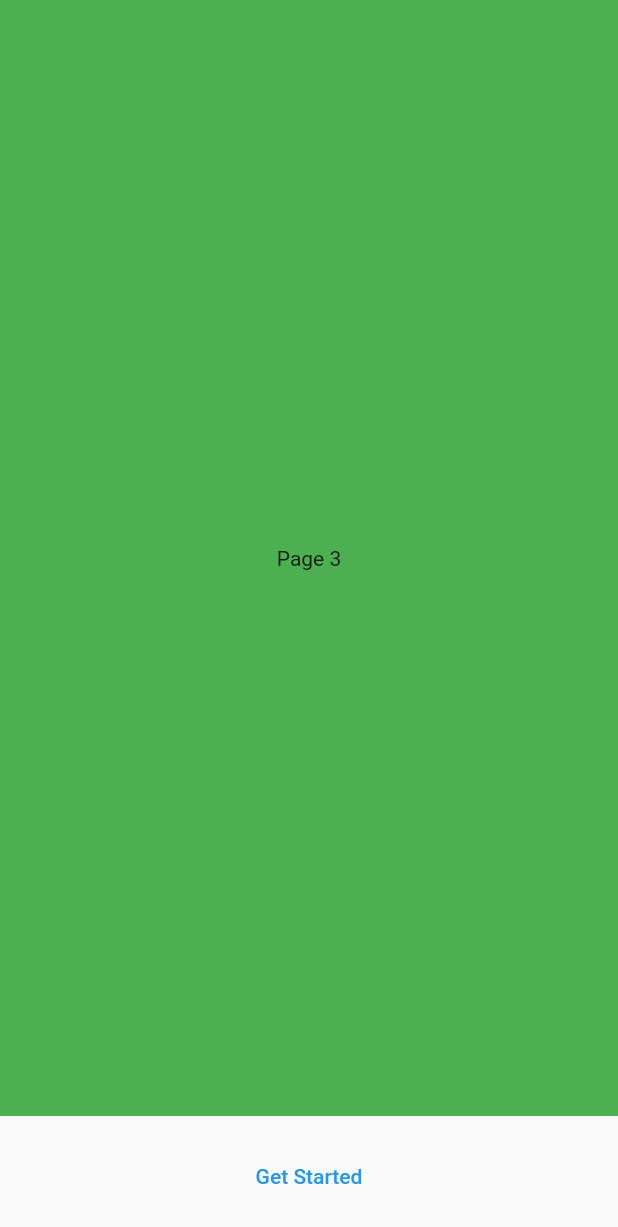
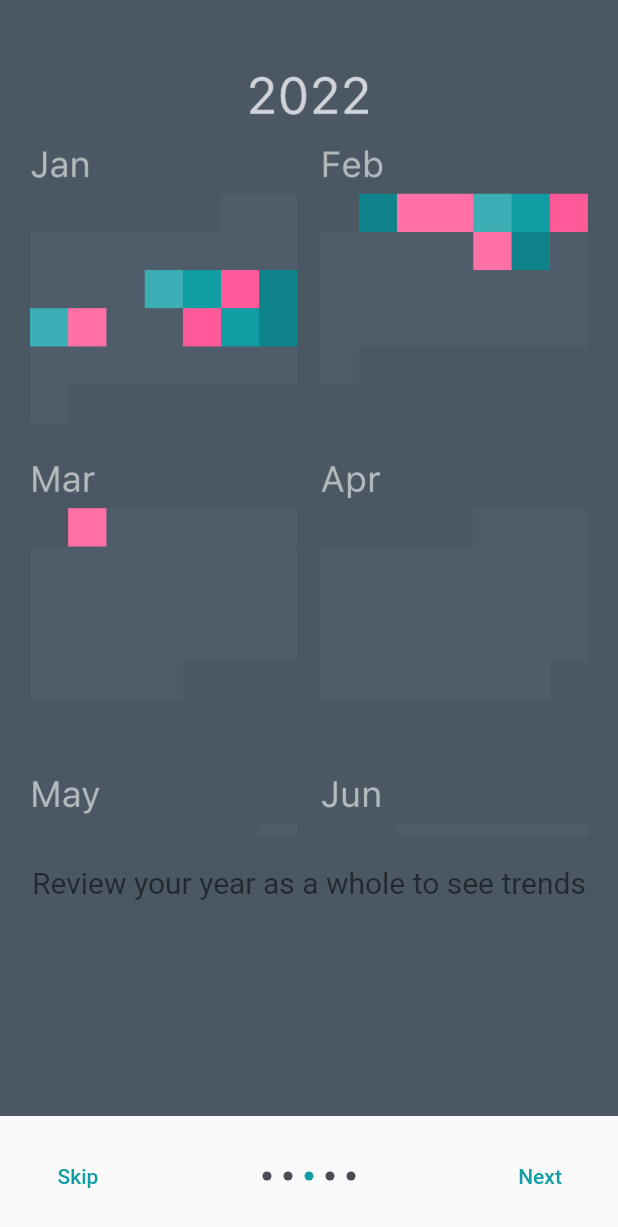
Before and after one commit to alastairrmcneill/mood_tracker, a Flutter app: the screen it shows after launch, after a tap on "Skip", on a phone screen of 412 x 824 dp. Shown: the top 1227 px of the screen. Run offline on Flutter 3.47's test engine with Material 2 defaults, Android fonts, the light colour scheme and no system bars; drawn by our look-alikes of smooth_page_indicator; our stand-ins replace awesome_notifications, flutter_local_notifications, font_awesome_flutter, grouped_list, shared_preferences, sqflite; missing offline and left inert: date_util; accounts and stored records are empty.

Commit message:
finsihed onboarding

```diff
--- a/lib/calendar/calendar_day.dart
+++ b/lib/calendar/calendar_day.dart
@@ -1,5 +1,6 @@
 import 'package:flutter/material.dart';
 import 'package:mood_tracker/models/review.dart';
+import 'package:mood_tracker/services/reviews_database.dart';
 import 'package:mood_tracker/theme.dart';
 import 'package:mood_tracker/widgets/custom_dialog_box.dart';
 
--- a/lib/calendar/calendar_screen.dart
+++ b/lib/calendar/calendar_screen.dart
@@ -8,6 +8,7 @@ import 'package:mood_tracker/services/reviews_database.dart';
 import 'package:mood_tracker/models/review.dart';
 import 'package:mood_tracker/review/add_review.dart';
 import 'package:mood_tracker/theme.dart';
+import 'package:shared_preferences/shared_preferences.dart';
 import 'package:smooth_page_indicator/smooth_page_indicator.dart';
 
 class CalendarScreen extends StatefulWidget {
@@ -124,7 +125,6 @@ class _CalendarScreenState extends State<CalendarScreen> {
       ),
       floatingActionButton: FloatingActionButton(
         onPressed: () async {
-          createScheduledNotificiation();
           await Navigator.of(context).push(
             MaterialPageRoute(builder: (context) => AddReview(todayComplete: todayComplete)),
           );
--- a/lib/onbaording/onboarding.dart
+++ b/lib/onbaording/onboarding.dart
@@ -1,5 +1,9 @@
 import 'package:flutter/material.dart';
 import 'package:mood_tracker/calendar/calendar_screen.dart';
+import 'package:mood_tracker/onbaording/onboarding_intro.dart';
+import 'package:mood_tracker/onbaording/onboarding_page.dart';
+import 'package:mood_tracker/services/notifications.dart';
+import 'package:mood_tracker/theme.dart';
 import 'package:shared_preferences/shared_preferences.dart';
 import 'package:smooth_page_indicator/smooth_page_indicator.dart';
 
@@ -23,13 +27,15 @@ class _OboardingScreenState extends State<OnboardingScreen> {
           physics: const ClampingScrollPhysics(),
           onPageChanged: (index) {
             setState(() {
-              isLastPage = index == 2;
+              isLastPage = index == 4;
             });
           },
-          children: [
-            Container(color: Colors.blue, child: Center(child: Text('Page 1'))),
-            Container(color: Colors.red, child: Center(child: Text('Page 2'))),
-            Container(color: Colors.green, child: Center(child: Text('Page 3'))),
+          children: const [
+            OnboardingIntro(),
+            OnboardingPage(text: 'Add a review with a rating and a note', imagePath: 'assets/Page0.png'),
+            OnboardingPage(text: 'Review your year as a whole to see trends', imagePath: 'assets/Page1.png'),
+            OnboardingPage(text: 'Zoom in to see a specific month. Click the days marked with a dot', imagePath: 'assets/Page2.png'),
+            OnboardingPage(text: 'Read your note from that day as reminder', imagePath: 'assets/Page3.png'),
           ],
         ),
       ),
@@ -38,14 +44,15 @@ class _OboardingScreenState extends State<OnboardingScreen> {
               onPressed: () async {
                 Navigator.pushReplacement(context, MaterialPageRoute(builder: (_) => const CalendarScreen()));
                 final prefs = await SharedPreferences.getInstance();
-                prefs.setBool('showHome', true);
+                // prefs.setBool('showHome', true);
+                createScheduledNotificiation();
               },
               child: const Text('Get Started'),
               style: TextButton.styleFrom(
                   shape: RoundedRectangleBorder(
                     borderRadius: BorderRadius.circular(0),
                   ),
-                  minimumSize: Size.fromHeight(80)),
+                  minimumSize: const Size.fromHeight(80)),
             )
           : Container(
               padding: const EdgeInsets.symmetric(horizontal: 20),
@@ -60,10 +67,10 @@ class _OboardingScreenState extends State<OnboardingScreen> {
                       child: const Text('Skip')),
                   SmoothPageIndicator(
                     controller: _pageController,
-                    count: 3,
-                    effect: const WormEffect(
-                      activeDotColor: Color(0xFFeecac4),
-                      dotColor: Color(0xFF4a4b53),
+                    count: 5,
+                    effect: WormEffect(
+                      activeDotColor: MyColors.dotOn,
+                      dotColor: MyColors.dotOff,
                       dotHeight: 6,
                       dotWidth: 6,
                     ),
--- /dev/null
+++ b/lib/onbaording/onboarding_intro.dart
@@ -0,0 +1,39 @@
+import 'package:flutter/material.dart';
+import 'package:mood_tracker/widgets/rating_icons.dart';
+
+class OnboardingIntro extends StatelessWidget {
+  const OnboardingIntro({Key? key}) : super(key: key);
+
+  @override
+  Widget build(BuildContext context) {
+    return Container(
+      padding: EdgeInsets.all(10),
+      child: Column(
+        crossAxisAlignment: CrossAxisAlignment.center,
+        children: [
+          const SizedBox(height: 200),
+          Text(
+            'Mood Tracker',
+            textAlign: TextAlign.center,
+            style: Theme.of(context).textTheme.headline2,
+          ),
+          const SizedBox(height: 30),
+          Text(
+            'Mental health is important. Understanding what makes you happy and what makes you sad is key to long term happiness. Use Mood tracker to help you reflect on your days',
+            textAlign: TextAlign.center,
+            style: Theme.of(context).textTheme.headline3!.copyWith(fontSize: 20),
+          ),
+          const SizedBox(height: 100),
+          Padding(
+            padding: const EdgeInsets.symmetric(horizontal: 50),
+            child: Row(
+              crossAxisAlignment: CrossAxisAlignment.center,
+              mainAxisAlignment: MainAxisAlignment.spaceBetween,
+              children: RatingIcons.solidIcons,
+            ),
+          ),
+        ],
+      ),
+    );
+  }
+}
--- /dev/null
+++ b/lib/onbaording/onboarding_page.dart
@@ -0,0 +1,33 @@
+import 'package:flutter/material.dart';
+import 'package:mood_tracker/theme.dart';
+
+class OnboardingPage extends StatelessWidget {
+  final String text;
+  final String imagePath;
+  const OnboardingPage({Key? key, required this.text, required this.imagePath}) : super(key: key);
+
+  @override
+  Widget build(BuildContext context) {
+    return Container(
+      color: MyColors.backgroundColor,
+      child: Padding(
+        padding: const EdgeInsets.only(top: 40, left: 10, right: 10),
+        child: Column(
+          children: [
+            Image.asset(
+              imagePath,
+              fit: BoxFit.cover,
+              width: double.infinity,
+            ),
+            const SizedBox(height: 20),
+            Text(
+              text,
+              textAlign: TextAlign.center,
+              style: Theme.of(context).textTheme.headline3!.copyWith(fontSize: 20),
+            ),
+          ],
+        ),
+      ),
+    );
+  }
+}
--- a/lib/theme.dart
+++ b/lib/theme.dart
@@ -11,6 +11,7 @@ class CustomTheme {
       toggleButtonsTheme: ToggleButtonsThemeData(
         color: MyColors.darkTextColor,
       ),
+      textButtonTheme: TextButtonThemeData(style: ButtonStyle(foregroundColor: MaterialStateProperty.all<Color>(MyColors.rating5))),
       floatingActionButtonTheme: FloatingActionButtonThemeData(backgroundColor: MyColors.rating5),
       textTheme: TextTheme(
         headline4: TextStyle(
@@ -39,5 +40,5 @@ class MyColors {
   static List<Color> ratingColors = [rating1, rating2, rating3, rating4, rating5, rating6];
 
   static Color dotOff = const Color(0xFF4a4b53);
-  static Color dotOn = const Color(0xFFeecac4);
+  static Color dotOn = rating5;
 }
--- a/pubspec.yaml
+++ b/pubspec.yaml
@@ -68,9 +68,9 @@ flutter:
   uses-material-design: true
 
   # To add assets to your application, add an assets section, like this:
-  # assets:
-  #   - images/a_dot_burr.jpeg
-  #   - images/a_dot_ham.jpeg
+  assets:
+    - assets/
+
 
   # An image asset can refer to one or more resolution-specific "variants", see
   # https://flutter.dev/assets-and-images/#resolution-aware.
```
Also changed, not shown: assets/Page0.png (added), assets/Page1.png (added), assets/Page2.png (added), assets/Page3.png (added).
